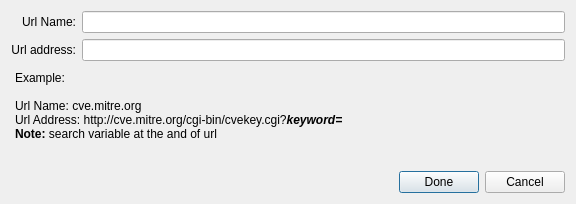
Above: src/platform/ui/addvulnerabilityurl.ui from nmapsi4/nmapsi4 before the change. Below: the same form after it.
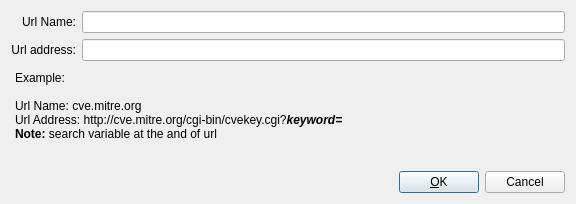
That is the form after the change. Icons and pictures are not drawn.

Commit message: update dialogs "accept" string.

Diff of the .ui file:
```diff
--- a/src/platform/ui/addvulnerabilityurl.ui
+++ b/src/platform/ui/addvulnerabilityurl.ui
@@ -118,7 +118,7 @@
      <item>
       <widget class="QPushButton" name="doneButt">
        <property name="text">
-        <string>Done</string>
+        <string>&amp;OK</string>
        </property>
        <property name="icon">
         <iconset resource="../../images.qrc">
```
The commit also changes 4 other files.
